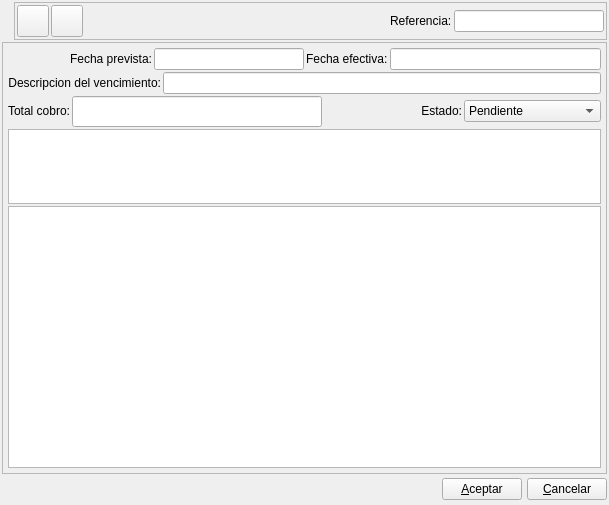
This is bulmages/bulmafact/plugins/pluginbf_carteracobros/vencimientocbase.ui in eboladev/Bulmages-1 as Qt 5 draws it before an edit. The edited form follows.
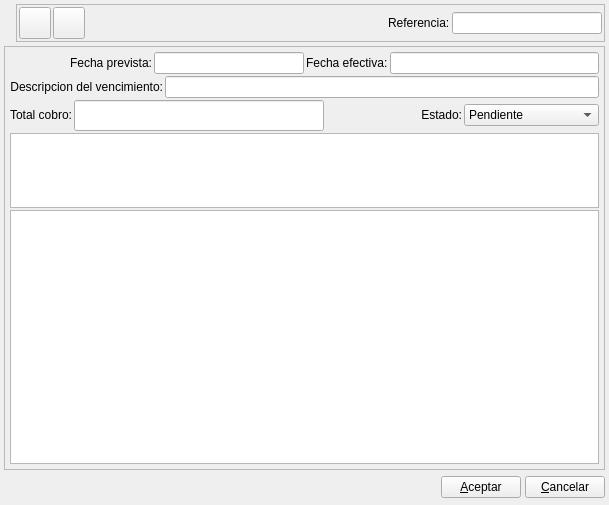
This is the edited form. Icons and pictures are not drawn. Custom widgets are drawn as their Qt base class.

Diff of the .ui file:
```diff
--- a/bulmages/bulmafact/plugins/pluginbf_carteracobros/vencimientocbase.ui
+++ b/bulmages/bulmafact/plugins/pluginbf_carteracobros/vencimientocbase.ui
@@ -25,8 +25,11 @@
     <normaloff>:/Images/receive.png</normaloff>:/Images/receive.png</iconset>
   </property>
   <layout class="QVBoxLayout" name="verticalLayout">
+   <property name="spacing">
+    <number>4</number>
+   </property>
    <property name="margin">
-    <number>2</number>
+    <number>4</number>
    </property>
    <item>
     <layout class="QHBoxLayout">
@@ -457,7 +460,7 @@
    <item>
     <layout class="QHBoxLayout">
      <property name="spacing">
-      <number>5</number>
+      <number>4</number>
      </property>
      <property name="margin">
       <number>0</number>
```
Left out of the diff: 2 changed lines with no effect on the pictures.
